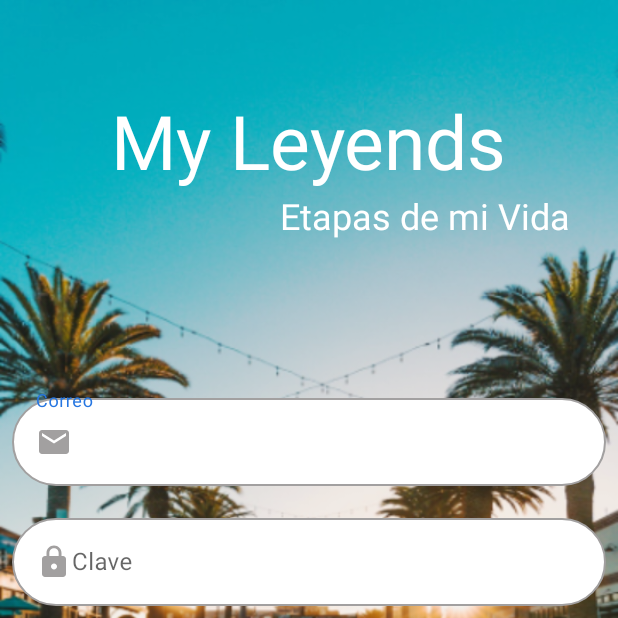
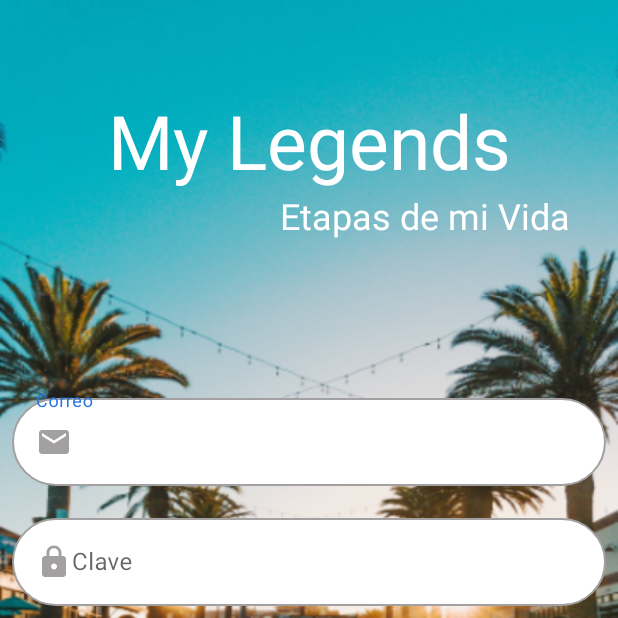
Before and after one commit to badvid/MyHistory, an Android app: the screen it shows after launch (LoginActivity), on a phone screen of 412 x 824 dp, the top half of it. Run offline under Robolectric (Android 15) with nearby library versions, the light colour scheme and no system bars; Roboto replaces fonts that are not available here.

Commit message:
Se corrige ortografia Legends

```diff
--- a/app/src/main/res/values/strings.xml
+++ b/app/src/main/res/values/strings.xml
@@ -1,5 +1,5 @@
 <resources>
-    <string name="app_name">My Leyends</string>
+    <string name="app_name">My Legends</string>
     <string name="title_home">Inicio</string>
     <string name="title_history">Mi Historia</string>
     <string name="title_oculto"></string>
```
